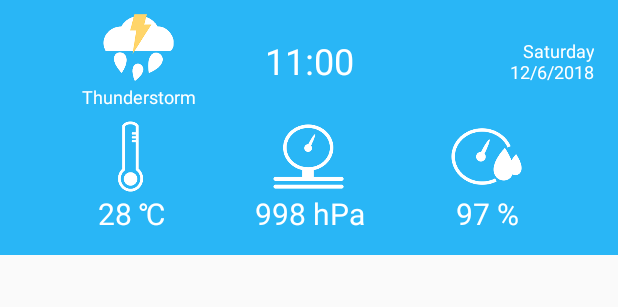
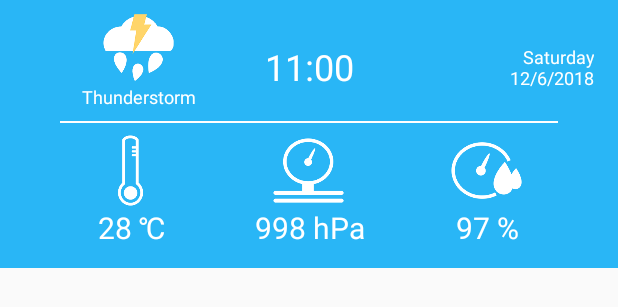
Before and after one commit to septianw/Weather247, an Android app: the layout list_weather_item.xml on its own in the app's theme, with its tools: preview values and no code run, on a phone screen of 412 x 824 dp. Shown: the top 307 px of the screen. Run offline under Robolectric (Android 15) with nearby library versions, the phone set to English and light mode, and no system bars; network calls fail.

Commit message:
Update files better code

```diff
--- a/app/build.gradle
+++ b/app/build.gradle
@@ -28,8 +28,8 @@ dependencies {
     implementation 'com.android.support:appcompat-v7:27.0.2'
     implementation 'com.android.support.constraint:constraint-layout:1.0.2'
     implementation 'com.android.support:recyclerview-v7:27.0.2'
+    implementation 'com.android.support:cardview-v7:27.0.2'
     implementation 'com.android.support:design:27.0.2'
-    implementation 'com.android.support:cardview-v7:27.0.2'
 
     // retrofit
     implementation "com.squareup.retrofit2:retrofit:2.3.0"
--- a/app/src/main/java/com/solusi247/weather247/model/ResponseModel.kt
+++ b/app/src/main/java/com/solusi247/weather247/module/model/ResponseModel.kt
@@ -1,4 +1,4 @@
-package com.solusi247.weather247.model
+package com.solusi247.weather247.module.model
 
 object ResponseModel {
 
--- a/app/src/main/java/com/solusi247/weather247/view/MainView.kt
+++ b/app/src/main/java/com/solusi247/weather247/module/view/MainView.kt
@@ -1,6 +1,6 @@
-package com.solusi247.weather247.view
+package com.solusi247.weather247.module.view
 
-import com.solusi247.weather247.model.ResponseModel
+import com.solusi247.weather247.module.model.ResponseModel
 
 interface MainView {
 
--- a/app/src/main/java/com/solusi247/weather247/view/SplashView.kt
+++ b/app/src/main/java/com/solusi247/weather247/module/view/SplashView.kt
@@ -1,4 +1,4 @@
-package com.solusi247.weather247.view
+package com.solusi247.weather247.module.view
 
 interface SplashView {
 
--- a/app/src/main/java/com/solusi247/weather247/service/ApiService.kt
+++ b/app/src/main/java/com/solusi247/weather247/service/ApiService.kt
@@ -1,6 +1,6 @@
 package com.solusi247.weather247.service
 
-import com.solusi247.weather247.model.ResponseModel
+import com.solusi247.weather247.module.model.ResponseModel
 import io.reactivex.Observable
 import okhttp3.OkHttpClient
 import retrofit2.Retrofit
--- a/app/src/main/java/com/solusi247/weather247/utils/ExtendFunction.kt
+++ b/app/src/main/java/com/solusi247/weather247/utils/ExtendFunction.kt
@@ -19,3 +19,9 @@ fun String.convertToWeatherIcon() = when (this) {
     "Rainy" -> R.drawable.ic_rainy
     else -> 0
 }
+
+fun String.addUnitTemperature() = "$this\u2103"
+
+fun String.addUnitPressure() = "${this}hPa"
+
+fun String.addUnitHumidity() = "$this%"
--- a/app/src/main/res/layout/list_weather_item.xml
+++ b/app/src/main/res/layout/list_weather_item.xml
@@ -6,16 +6,26 @@
     android:layout_width="match_parent"
     android:layout_height="wrap_content"
     android:background="@color/colorPrimary"
-    android:paddingLeft="8dp"
-    android:paddingRight="8dp"
-    android:paddingTop="8dp">
+    android:padding="8dp">
 
     <android.support.constraint.Guideline
         android:id="@+id/guideline"
         android:layout_width="wrap_content"
         android:layout_height="wrap_content"
         android:orientation="horizontal"
-        app:layout_constraintGuide_percent=".4" />
+        app:layout_constraintGuide_percent=".45" />
+
+    <View
+        android:id="@+id/view"
+        android:layout_width="match_parent"
+        android:layout_height="1dp"
+        android:layout_margin="32dp"
+        android:layout_marginBottom="@dimen/detail_margin_vertical"
+        android:background="@color/colorTextDetails"
+        app:layout_constraintBottom_toTopOf="@id/guideline"
+        app:layout_constraintLeft_toLeftOf="parent"
+        app:layout_constraintRight_toRightOf="parent"
+        app:layout_constraintTop_toBottomOf="@id/guideline" />
 
     <TextView
         android:id="@+id/tvTime"
@@ -23,7 +33,7 @@
         android:layout_height="wrap_content"
         android:textColor="@color/colorTextDetails"
         android:textSize="24sp"
-        app:layout_constraintBottom_toTopOf="@id/guideline"
+        app:layout_constraintBottom_toTopOf="@id/view"
         app:layout_constraintLeft_toLeftOf="parent"
         app:layout_constraintRight_toRightOf="parent"
         app:layout_constraintTop_toTopOf="parent"
@@ -33,9 +43,10 @@
         android:id="@+id/tvDescription"
         android:layout_width="wrap_content"
         android:layout_height="wrap_content"
+        android:layout_marginBottom="@dimen/detail_margin_vertical"
         android:textColor="@color/colorTextDetails"
         android:textSize="12sp"
-        app:layout_constraintBottom_toTopOf="@id/guideline"
+        app:layout_constraintBottom_toTopOf="@id/view"
         app:layout_constraintLeft_toLeftOf="parent"
         app:layout_constraintRight_toLeftOf="@id/tvTime"
         tools:text="Thunderstorm" />
@@ -45,7 +56,6 @@
         android:layout_width="48dp"
         android:layout_height="48dp"
         app:layout_constraintBottom_toTopOf="@id/tvDescription"
-        app:layout_constraintHorizontal_bias="0.504"
         app:layout_constraintLeft_toLeftOf="parent"
         app:layout_constraintRight_toLeftOf="@id/tvTime"
         tools:src="@drawable/ic_thunderstorm_white" />
@@ -58,7 +68,7 @@
         android:textAlignment="textEnd"
         android:textColor="@color/colorTextDetails"
         android:textSize="12sp"
-        app:layout_constraintBottom_toTopOf="@id/guideline"
+        app:layout_constraintBottom_toTopOf="@id/view"
         app:layout_constraintRight_toRightOf="parent"
         app:layout_constraintTop_toTopOf="parent"
         tools:text="Saturday\n12/6/2018" />
@@ -81,7 +91,7 @@
         android:textSize="20sp"
         app:layout_constraintLeft_toLeftOf="@id/guidelineTemperature"
         app:layout_constraintRight_toRightOf="@id/guidelineTemperature"
-        app:layout_constraintTop_toBottomOf="@id/guideline"
+        app:layout_constraintTop_toBottomOf="@id/view"
         tools:text="28 \u2103" />
 
     <android.support.constraint.Guideline
@@ -102,7 +112,7 @@
         android:textSize="20sp"
         app:layout_constraintLeft_toLeftOf="@id/guidelinePressure"
         app:layout_constraintRight_toRightOf="@id/guidelinePressure"
-        app:layout_constraintTop_toBottomOf="@id/guideline"
+        app:layout_constraintTop_toBottomOf="@id/view"
         tools:text="998 hPa" />
 
     <android.support.constraint.Guideline
@@ -123,7 +133,7 @@
         android:textSize="20sp"
         app:layout_constraintLeft_toLeftOf="@id/guidelineHumidity"
         app:layout_constraintRight_toRightOf="@id/guidelineHumidity"
-        app:layout_constraintTop_toBottomOf="@id/guideline"
+        app:layout_constraintTop_toBottomOf="@id/view"
         tools:text="97 %" />
 
 </android.support.constraint.ConstraintLayout>
--- a/app/src/main/res/values/strings.xml
+++ b/app/src/main/res/values/strings.xml
@@ -4,6 +4,8 @@
     <string name="weahter_details">Weather Details</string>
 
     <string name="today">Today</string>
+    <string name="date">%s\n%s</string>
+    <string name="last_weather">Last %s weather(s) info</string>
 
     <!--     List weather supported in weather247     -->
     <string name="cloudy">Cloudy</string>
```
Also changed, not shown: app/src/main/java/com/solusi247/weather247/activity/DetailActivity.kt (+37 -13 lines), app/src/main/java/com/solusi247/weather247/activity/MainActivity.kt (+11 -9 lines), app/src/main/java/com/solusi247/weather247/activity/SplashActivity.kt (+6 -4 lines), app/src/main/java/com/solusi247/weather247/adapter/DetailAdapter.kt (+22 -17 lines), app/src/main/java/com/solusi247/weather247/adapter/MainAdapter.kt (+8 -10 lines), app/src/main/java/com/solusi247/weather247/module/presenter/DetailPresenter.kt (renamed from app/src/main/java/com/solusi247/weather247/presenter/DetailPresenter.kt, +10 -7 lines), app/src/main/java/com/solusi247/weather247/module/presenter/MainPresenter.kt (renamed from app/src/main/java/com/solusi247/weather247/presenter/MainPresenter.kt, +8 -9 lines), app/src/main/java/com/solusi247/weather247/module/presenter/SplashPresenter.kt (added, +12 -0 lines), app/src/main/java/com/solusi247/weather247/module/view/DetailView.kt (added, +12 -0 lines), app/src/main/java/com/solusi247/weather247/presenter/SplashPresenter.kt (deleted, +0 -12 lines), app/src/main/java/com/solusi247/weather247/view/DetailView.kt (deleted, +0 -11 lines).
